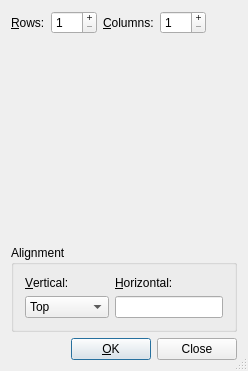
This is src/frontends/qt4/ui/MathMatrixUi.ui in cburschka/lyx as Qt 5 draws it before an edit. The edited form follows.
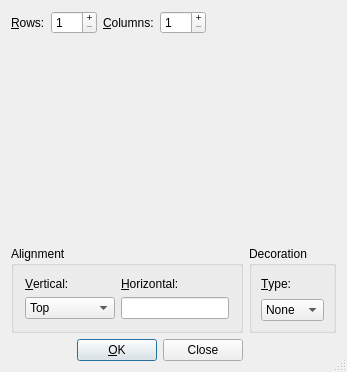
This is the edited form. Custom widgets are drawn as their Qt base class.

Commit message:
support for matrix decoration in the MathMatrix dialog; introduces a new LFUN and fixes #4620
This can in principle also go to branch when new LFUNs are there allowed, Jürgen?

Diff of the .ui file:
```diff
--- a/src/frontends/qt4/ui/MathMatrixUi.ui
+++ b/src/frontends/qt4/ui/MathMatrixUi.ui
@@ -1,12 +1,12 @@
 <ui version="4.0" >
  <class>MathMatrixUi</class>
- <widget class="QDialog" name="MathMatrixUi" >
-  <property name="geometry" >
+ <widget class="QDialog" name="MathMatrixUi">
+  <property name="geometry">
    <rect>
     <x>0</x>
     <y>0</y>
-    <width>248</width>
-    <height>371</height>
+    <width>347</width>
+    <height>372</height>
    </rect>
   </property>
   <property name="windowTitle" >
@@ -15,21 +15,15 @@
   <property name="sizeGripEnabled" >
    <bool>true</bool>
   </property>
-  <layout class="QGridLayout" >
-   <property name="margin" >
-    <number>11</number>
-   </property>
-   <property name="spacing" >
-    <number>6</number>
-   </property>
-   <item row="0" column="0" colspan="2" >
-    <layout class="QHBoxLayout" >
-     <property name="margin" >
-      <number>0</number>
-     </property>
-     <property name="spacing" >
+  <layout class="QGridLayout" name="gridLayout_2">
+   <item row="0" column="0" colspan="2">
+    <layout class="QHBoxLayout">
+     <property name="spacing">
       <number>6</number>
      </property>
+     <property name="margin">
+      <number>0</number>
+     </property>
      <item>
       <widget class="QLabel" name="rowsL" >
        <property name="toolTip" >
@@ -106,28 +100,10 @@
      </item>
     </layout>
    </item>
-   <item row="1" column="1" >
-    <spacer>
-     <property name="orientation" >
-      <enum>Qt::Horizontal</enum>
-     </property>
-     <property name="sizeType" >
-      <enum>QSizePolicy::MinimumExpanding</enum>
-     </property>
-     <property name="sizeHint" >
-      <size>
-       <width>20</width>
-       <height>20</height>
-      </size>
-     </property>
-    </spacer>
-   </item>
-   <item row="1" column="0" >
-    <widget class="EmptyTable" name="table" >
-     <property name="sizePolicy" >
-      <sizepolicy>
-       <hsizetype>5</hsizetype>
-       <vsizetype>5</vsizetype>
+   <item row="1" column="0">
+    <widget class="EmptyTable" name="table" native="true">
+     <property name="sizePolicy">
+      <sizepolicy hsizetype="Preferred" vsizetype="Preferred">
        <horstretch>0</horstretch>
        <verstretch>0</verstretch>
       </sizepolicy>
@@ -137,52 +113,28 @@
      </property>
     </widget>
    </item>
-   <item row="4" column="0" colspan="2" >
-    <layout class="QHBoxLayout" >
-     <property name="margin" >
-      <number>0</number>
+   <item row="1" column="1">
+    <spacer>
+     <property name="orientation">
+      <enum>Qt::Horizontal</enum>
      </property>
-     <property name="spacing" >
-      <number>6</number>
+     <property name="sizeType">
+      <enum>QSizePolicy::MinimumExpanding</enum>
      </property>
-     <item>
-      <spacer>
-       <property name="orientation" >
-        <enum>Qt::Horizontal</enum>
-       </property>
-       <property name="sizeType" >
-        <enum>QSizePolicy::Expanding</enum>
-       </property>
-       <property name="sizeHint" >
-        <size>
-         <width>20</width>
-         <height>20</height>
-        </size>
-       </property>
-      </spacer>
-     </item>
-     <item>
-      <widget class="QPushButton" name="okPB" >
-       <property name="text" >
-        <string>&amp;OK</string>
-       </property>
-      </widget>
-     </item>
-     <item>
-      <widget class="QPushButton" name="closePB" >
-       <property name="text" >
-        <string>Close</string>
-       </property>
-      </widget>
-     </item>
-    </layout>
+     <property name="sizeHint" stdset="0">
+      <size>
+       <width>20</width>
+       <height>20</height>
+      </size>
+     </property>
+    </spacer>
    </item>
-   <item row="2" column="0" >
+   <item row="2" column="0">
     <spacer>
-     <property name="orientation" >
+     <property name="orientation">
       <enum>Qt::Vertical</enum>
      </property>
-     <property name="sizeType" >
+     <property name="sizeType">
       <enum>QSizePolicy::MinimumExpanding</enum>
      </property>
      <property name="sizeHint" >
@@ -193,21 +145,21 @@
      </property>
     </spacer>
    </item>
-   <item row="3" column="0" colspan="2" >
-    <widget class="QGroupBox" name="alignmentG" >
-     <property name="title" >
+   <item row="3" column="0" colspan="2">
+    <widget class="QGroupBox" name="alignmentGB">
+     <property name="title">
       <string>Alignment</string>
      </property>
-     <layout class="QGridLayout" >
-      <property name="margin" >
+     <layout class="QGridLayout">
+      <property name="margin">
        <number>11</number>
       </property>
-      <property name="spacing" >
+      <property name="spacing">
        <number>6</number>
       </property>
-      <item row="1" column="0" >
-       <widget class="QComboBox" name="valignCO" >
-        <property name="toolTip" >
+      <item row="1" column="0">
+       <widget class="QComboBox" name="valignCO">
+        <property name="toolTip">
          <string>Vertical alignment</string>
         </property>
         <item>
@@ -227,9 +179,9 @@
         </item>
        </widget>
       </item>
-      <item row="0" column="0" >
-       <widget class="QLabel" name="valignLA" >
-        <property name="text" >
+      <item row="0" column="0">
+       <widget class="QLabel" name="valignLA">
+        <property name="text">
          <string>&amp;Vertical:</string>
         </property>
         <property name="alignment" >
@@ -240,12 +192,10 @@
         </property>
        </widget>
       </item>
-      <item row="1" column="1" >
-       <widget class="QLineEdit" name="halignED" >
-        <property name="sizePolicy" >
-         <sizepolicy>
-          <hsizetype>1</hsizetype>
-          <vsizetype>0</vsizetype>
+      <item row="1" column="1">
+       <widget class="QLineEdit" name="halignED">
+        <property name="sizePolicy">
+         <sizepolicy hsizetype="Minimum" vsizetype="Fixed">
           <horstretch>0</horstretch>
           <verstretch>0</verstretch>
          </sizepolicy>
@@ -255,9 +205,9 @@
         </property>
        </widget>
       </item>
-      <item row="0" column="1" >
-       <widget class="QLabel" name="widthLA_2" >
-        <property name="text" >
+      <item row="0" column="1">
+       <widget class="QLabel" name="widthLA_2">
+        <property name="text">
          <string>&amp;Horizontal:</string>
         </property>
         <property name="buddy" >
@@ -268,6 +218,105 @@
      </layout>
     </widget>
    </item>
+   <item row="3" column="2">
+    <widget class="QGroupBox" name="alignmentGB_2">
+     <property name="title">
+      <string>Decoration</string>
+     </property>
+     <layout class="QGridLayout" name="gridLayout">
+      <item row="0" column="0">
+       <widget class="QLabel" name="typeLA">
+        <property name="text">
+         <string>&amp;Type:</string>
+        </property>
+        <property name="alignment">
+         <set>Qt::AlignLeading|Qt::AlignLeft|Qt::AlignVCenter</set>
+        </property>
+        <property name="buddy">
+         <cstring>valignCO</cstring>
+        </property>
+       </widget>
+      </item>
+      <item row="1" column="0">
+       <widget class="QComboBox" name="decorationCO">
+        <property name="toolTip">
+         <string>decoration type / matrix border</string>
+        </property>
+        <item>
+         <property name="text">
+          <string>None</string>
+         </property>
+        </item>
+        <item>
+         <property name="text">
+          <string>[x]</string>
+         </property>
+        </item>
+        <item>
+         <property name="text">
+          <string>(x)</string>
+         </property>
+        </item>
+        <item>
+         <property name="text">
+          <string>{x}</string>
+         </property>
+        </item>
+        <item>
+         <property name="text">
+          <string>|x|</string>
+         </property>
+        </item>
+        <item>
+         <property name="text">
+          <string>||x||</string>
+         </property>
+        </item>
+       </widget>
+      </item>
+     </layout>
+    </widget>
+   </item>
+   <item row="4" column="0" colspan="2">
+    <layout class="QHBoxLayout">
+     <property name="spacing">
+      <number>6</number>
+     </property>
+     <property name="margin">
+      <number>0</number>
+     </property>
+     <item>
+      <spacer>
+       <property name="orientation">
+        <enum>Qt::Horizontal</enum>
+       </property>
+       <property name="sizeType">
+        <enum>QSizePolicy::Expanding</enum>
+       </property>
+       <property name="sizeHint" stdset="0">
+        <size>
+         <width>20</width>
+         <height>20</height>
+        </size>
+       </property>
+      </spacer>
+     </item>
+     <item>
+      <widget class="QPushButton" name="okPB">
+       <property name="text">
+        <string>&amp;OK</string>
+       </property>
+      </widget>
+     </item>
+     <item>
+      <widget class="QPushButton" name="closePB">
+       <property name="text">
+        <string>Close</string>
+       </property>
+      </widget>
+     </item>
+    </layout>
+   </item>
   </layout>
  </widget>
  <pixmapfunction></pixmapfunction>
```
Left out of the diff: 81 changed lines with no effect on the pictures. The commit also changes 8 other files.
